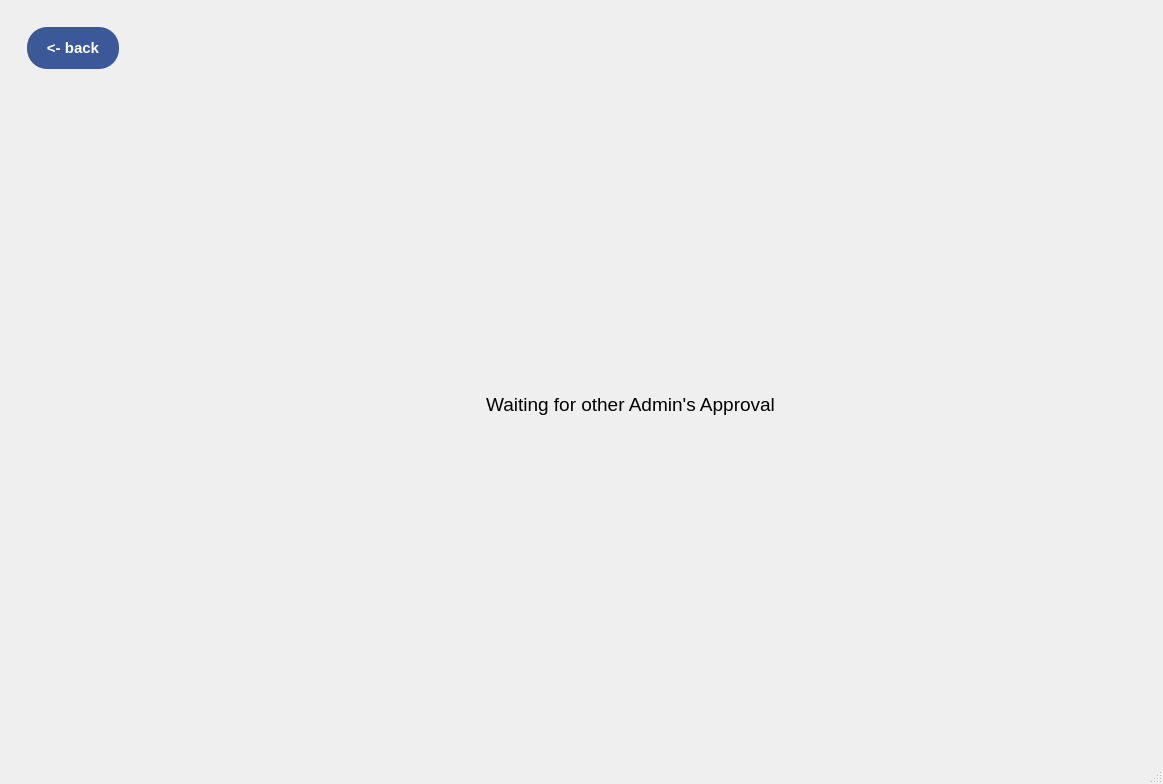
This is online_voting_app/src/views/mainwindow.ui in goblegue/pak.evm as Qt 5 draws it before an edit. The edited form follows.
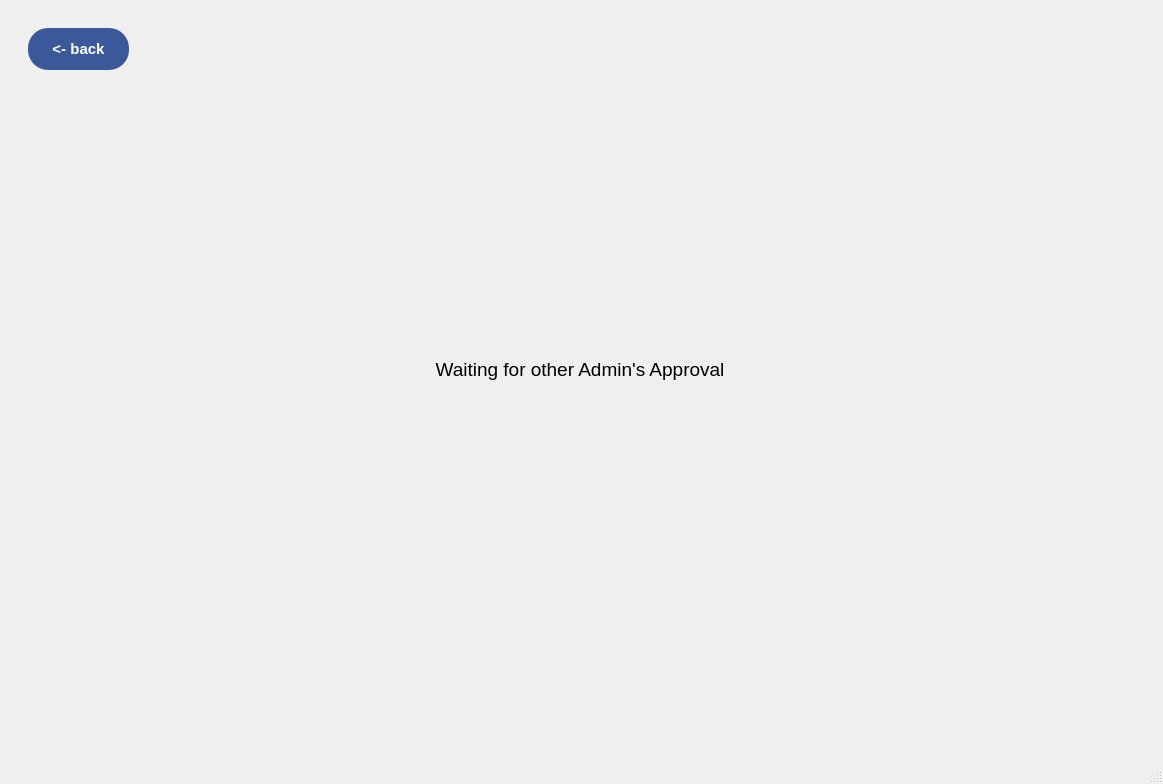
This is the edited form. The open tabs and pages were chosen to show the change. Icons and pictures are not drawn.

```diff
--- a/online_voting_app/src/views/mainwindow.ui
+++ b/online_voting_app/src/views/mainwindow.ui
@@ -613,54 +613,32 @@
           <property name="frameShape">
            <enum>QFrame::NoFrame</enum>
           </property>
-          <layout class="QGridLayout" name="gridLayout_6">
-           <item row="0" column="0">
-            <widget class="QPushButton" name="adminWaitBackBtn">
-             <property name="text">
-              <string>&lt;- back</string>
-             </property>
-            </widget>
-           </item>
-           <item row="1" column="1">
-            <spacer name="verticalSpacer_8">
-             <property name="orientation">
-              <enum>Qt::Vertical</enum>
-             </property>
-             <property name="sizeType">
-              <enum>QSizePolicy::Fixed</enum>
-             </property>
-             <property name="sizeHint" stdset="0">
-              <size>
-               <width>1011</width>
-               <height>40</height>
-              </size>
-             </property>
-            </spacer>
-           </item>
-           <item row="2" column="1">
-            <widget class="QLabel" name="label_4">
-             <property name="text">
-              <string>&lt;html&gt;&lt;head/&gt;&lt;body&gt;&lt;p align=&quot;center&quot;&gt;&lt;span style=&quot; font-size:14pt; color:#000000;&quot;&gt;Waiting for other Admin's Approval&lt;/span&gt;&lt;/p&gt;&lt;/body&gt;&lt;/html&gt;</string>
-             </property>
-            </widget>
-           </item>
-           <item row="3" column="1">
-            <spacer name="verticalSpacer_9">
-             <property name="orientation">
-              <enum>Qt::Vertical</enum>
-             </property>
-             <property name="sizeType">
-              <enum>QSizePolicy::Fixed</enum>
-             </property>
-             <property name="sizeHint" stdset="0">
-              <size>
-               <width>1011</width>
-               <height>40</height>
-              </size>
-             </property>
-            </spacer>
-           </item>
-          </layout>
+          <widget class="QLabel" name="label_4">
+           <property name="geometry">
+            <rect>
+             <x>396</x>
+             <y>340</y>
+             <width>332</width>
+             <height>23</height>
+            </rect>
+           </property>
+           <property name="text">
+            <string>&lt;html&gt;&lt;head/&gt;&lt;body&gt;&lt;p align=&quot;center&quot;&gt;&lt;span style=&quot; font-size:14pt; color:#000000;&quot;&gt;Waiting for other Admin's Approval&lt;/span&gt;&lt;/p&gt;&lt;/body&gt;&lt;/html&gt;</string>
+           </property>
+          </widget>
+          <widget class="QPushButton" name="adminWaitBackBtn">
+           <property name="geometry">
+            <rect>
+             <x>10</x>
+             <y>10</y>
+             <width>101</width>
+             <height>42</height>
+            </rect>
+           </property>
+           <property name="text">
+            <string>&lt;- back</string>
+           </property>
+          </widget>
          </widget>
         </item>
        </layout>
```
Left out of the diff: 48 changed lines with no effect on the pictures.
